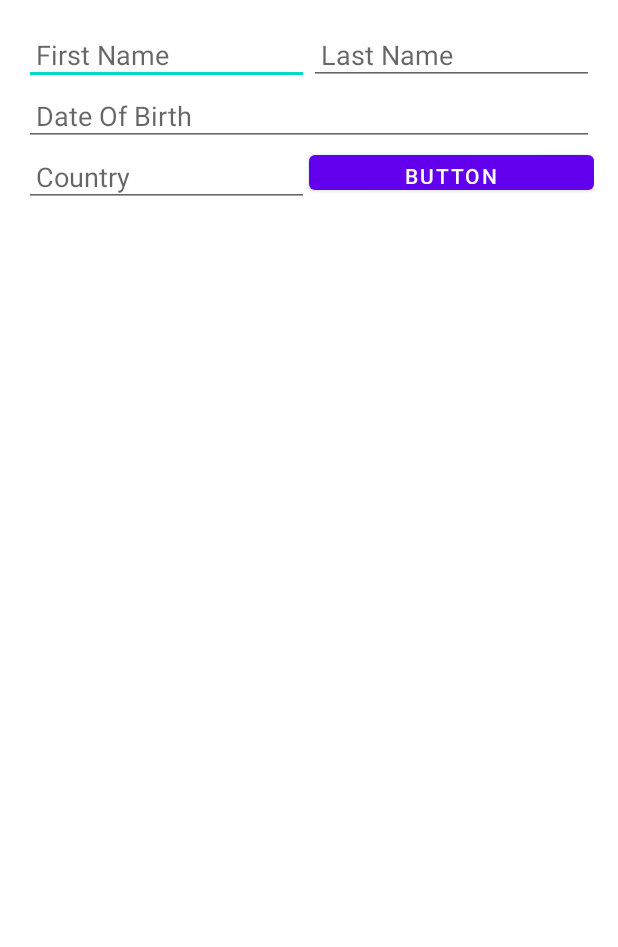
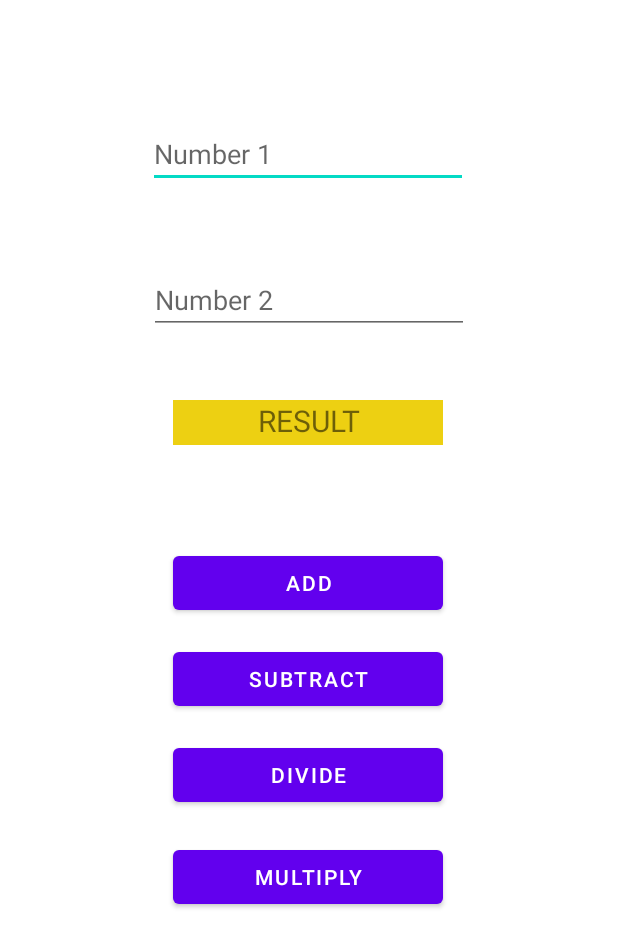
Before and after one commit to HawkItzme/Basic-layouts-Apps, an Android app: the layout activity_main.xml on its own in the app's theme, with its tools: preview values and no code run, on a phone screen of 412 x 824 dp. Shown: the top 947 px of the screen. Run offline under Robolectric (Android 15) with nearby library versions, the light colour scheme and no system bars.

Commit message:
Adding Calc

```diff
--- a/app/src/main/java/com/example/layoutpractice/MainActivity.kt
+++ b/app/src/main/java/com/example/layoutpractice/MainActivity.kt
@@ -3,20 +3,45 @@ package com.example.layoutpractice
 import androidx.appcompat.app.AppCompatActivity
 import android.os.Bundle
 import android.util.Log
+import android.view.View
 import com.example.layoutpractice.databinding.ActivityMainBinding
 
-class MainActivity : AppCompatActivity() {
+class MainActivity : AppCompatActivity(), View.OnClickListener {
     private lateinit var binding: ActivityMainBinding
     override fun onCreate(savedInstanceState: Bundle?) {
         super.onCreate(savedInstanceState)
         binding = ActivityMainBinding.inflate(layoutInflater)
         setContentView(binding.root)
-        binding.button.setOnClickListener {
-            val firstname = binding.textView.text.toString()
-            val lastname = binding.textView2.text.toString()
-            val dob = binding.textView3.text.toString()
-            val country = binding.textView4.text.toString()
-            Log.d("MainActivity", "$firstname $lastname DOB is $dob and his country is $country")
+        binding.buttonAdd.setOnClickListener(this)
+
+        binding.buttonSub.setOnClickListener(this)
+
+        binding.buttonDiv.setOnClickListener(this)
+
+        binding.buttonMult.setOnClickListener(this)
+    }
+
+    override fun onClick(v: View?) {
+        if (v == binding.buttonAdd){
+            val number1 = binding.edNumber1.text.toString().toInt()
+            val number2 = binding.edNumber2.text.toString().toInt()
+            val res = number1 + number2
+            binding.result.text = res.toString()
+        }else if (v == binding.buttonSub){
+            val number1 = binding.edNumber1.text.toString().toInt()
+            val number2 = binding.edNumber2.text.toString().toInt()
+            val res = number1 - number2
+            binding.result.text = res.toString()
+        }else if (v == binding.buttonDiv){
+            val number1 = binding.edNumber1.text.toString().toInt()
+            val number2 = binding.edNumber2.text.toString().toInt()
+            val res = number1 / number2
+            binding.result.text = res.toString()
+        }else if (v == binding.buttonMult){
+            val number1 = binding.edNumber1.text.toString().toInt()
+            val number2 = binding.edNumber2.text.toString().toInt()
+            val res = number1 * number2
+            binding.result.text = res.toString()
         }
     }
 }
--- a/app/src/main/res/layout/activity_main.xml
+++ b/app/src/main/res/layout/activity_main.xml
@@ -8,57 +8,86 @@
     tools:context=".MainActivity">
 
     <EditText
-        android:id="@+id/textView"
-        android:layout_width="0dp"
+        android:id="@+id/edNumber1"
+        android:layout_width="wrap_content"
         android:layout_height="wrap_content"
-        android:hint="First Name"
-        app:layout_constraintEnd_toStartOf="@+id/textView2"
-        app:layout_constraintHorizontal_bias="0.5"
+        android:layout_marginTop="64dp"
+        android:ems="10"
+        android:inputType="number"
+        android:hint="Number 1"
+        app:layout_constraintEnd_toEndOf="parent"
+        app:layout_constraintHorizontal_bias="0.497"
         app:layout_constraintStart_toStartOf="parent"
-        android:padding="8dp"
         app:layout_constraintTop_toTopOf="parent" />
 
     <EditText
-        android:id="@+id/textView2"
-        android:layout_width="0dp"
+        android:id="@+id/edNumber2"
+        android:layout_width="wrap_content"
         android:layout_height="wrap_content"
-        android:hint="Last Name"
+        android:layout_marginTop="52dp"
+        android:ems="10"
+        android:inputType="number"
+        android:hint="Number 2"
         app:layout_constraintEnd_toEndOf="parent"
-        app:layout_constraintHorizontal_bias="0.5"
-        app:layout_constraintStart_toEndOf="@+id/textView"
-        android:padding="8dp"
-        app:layout_constraintTop_toTopOf="parent" />
+        app:layout_constraintHorizontal_bias="0.502"
+        app:layout_constraintStart_toStartOf="parent"
+        app:layout_constraintTop_toBottomOf="@+id/edNumber1" />
 
-    <EditText
-        android:id="@+id/textView3"
-        android:layout_width="0dp"
-        android:layout_height="wrap_content"
-        android:hint="Date Of Birth"
+    <TextView
+        android:id="@+id/result"
+        android:layout_width="180dp"
+        android:layout_height="30dp"
+        android:layout_marginTop="44dp"
+        android:text="RESULT"
+        android:textSize="20dp"
+        android:textAlignment="center"
+        android:background="#EDD012"
         app:layout_constraintEnd_toEndOf="parent"
+        app:layout_constraintHorizontal_bias="0.498"
         app:layout_constraintStart_toStartOf="parent"
-        android:padding="8dp"
-        app:layout_constraintTop_toBottomOf="@+id/textView" />
-
-    <EditText
-        android:id="@+id/textView4"
-        android:layout_width="0dp"
-        android:layout_height="wrap_content"
-        android:hint="Country"
-        app:layout_constraintBottom_toBottomOf="parent"
-        app:layout_constraintEnd_toStartOf="@+id/button"
-        app:layout_constraintHorizontal_bias="0.5"
-        app:layout_constraintStart_toStartOf="parent"
-        android:padding="8dp"
-        app:layout_constraintTop_toBottomOf="@+id/textView3"
-        app:layout_constraintVertical_bias="0.0" />
+        app:layout_constraintTop_toBottomOf="@+id/edNumber2" />
 
     <Button
-        android:id="@+id/button"
-        android:layout_width="0dp"
-        android:layout_height="35dp"
-        android:text="Button"
+        android:id="@+id/buttonAdd"
+        android:layout_width="180dp"
+        android:layout_height="wrap_content"
+        android:layout_marginTop="68dp"
+        android:text="ADD"
         app:layout_constraintEnd_toEndOf="parent"
-        app:layout_constraintHorizontal_bias="0.5"
-        app:layout_constraintStart_toEndOf="@+id/textView4"
-        app:layout_constraintTop_toBottomOf="@+id/textView3" />
+        app:layout_constraintHorizontal_bias="0.498"
+        app:layout_constraintStart_toStartOf="parent"
+        app:layout_constraintTop_toBottomOf="@+id/result" />
+
+    <Button
+        android:id="@+id/buttonSub"
+        android:layout_width="180dp"
+        android:layout_height="wrap_content"
+        android:layout_marginTop="16dp"
+        android:text="SUBTRACT"
+        app:layout_constraintEnd_toEndOf="parent"
+        app:layout_constraintHorizontal_bias="0.498"
+        app:layout_constraintStart_toStartOf="parent"
+        app:layout_constraintTop_toBottomOf="@+id/buttonAdd" />
+
+    <Button
+        android:id="@+id/buttonDiv"
+        android:layout_width="180dp"
+        android:layout_height="wrap_content"
+        android:layout_marginTop="16dp"
+        android:text="DIVIDE"
+        app:layout_constraintEnd_toEndOf="parent"
+        app:layout_constraintHorizontal_bias="0.498"
+        app:layout_constraintStart_toStartOf="parent"
+        app:layout_constraintTop_toBottomOf="@+id/buttonSub" />
+
+    <Button
+        android:id="@+id/buttonMult"
+        android:layout_width="180dp"
+        android:layout_height="wrap_content"
+        android:layout_marginTop="20dp"
+        android:text="MULTIPLY"
+        app:layout_constraintEnd_toEndOf="parent"
+        app:layout_constraintHorizontal_bias="0.498"
+        app:layout_constraintStart_toStartOf="parent"
+        app:layout_constraintTop_toBottomOf="@+id/buttonDiv" />
 </androidx.constraintlayout.widget.ConstraintLayout>
```
